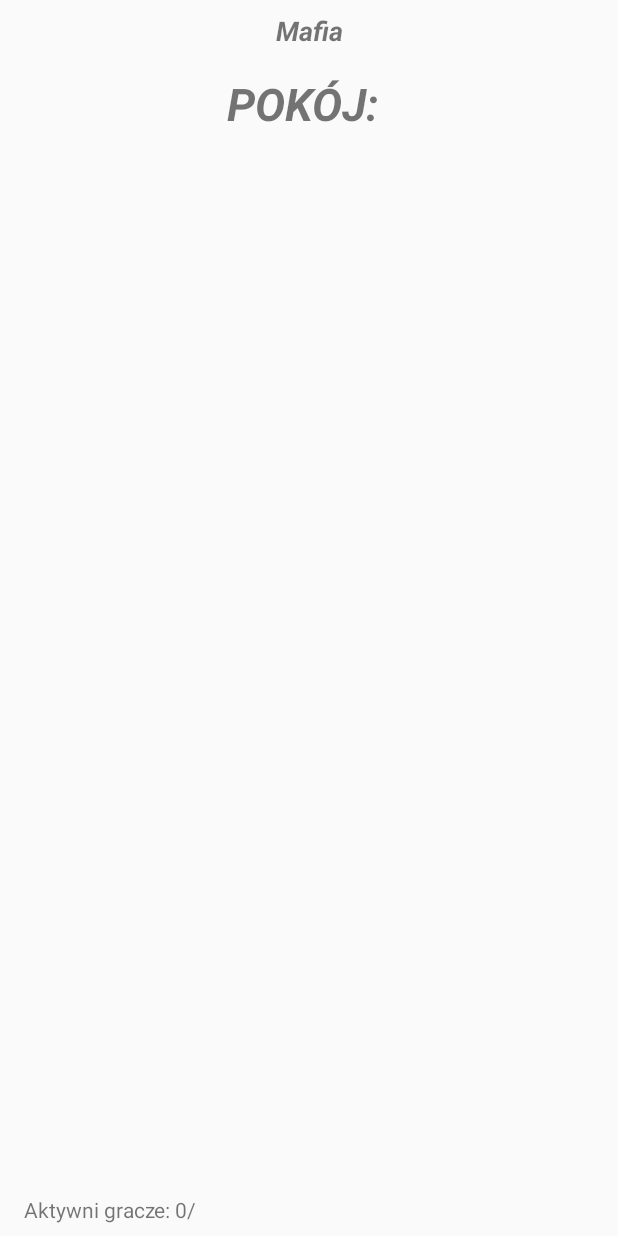
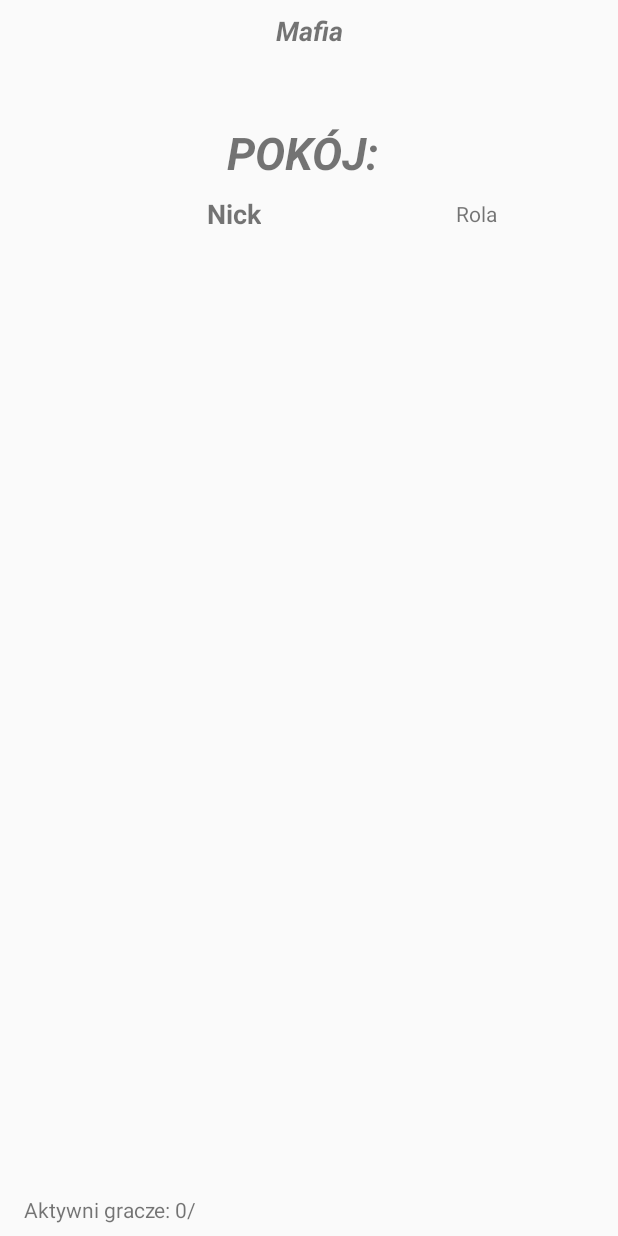
Before and after one commit to arekmaz/mafia, an Android app: the RoomControlActivity screen opened directly, with no data from a screen before it, on a phone screen of 412 x 824 dp. Run offline under Robolectric (Android 15) with nearby library versions, the phone set to English and light mode, and no system bars.

```diff
--- a/app/src/main/java/com/arekmaz/mafia/activities/RoomControlActivity.java
+++ b/app/src/main/java/com/arekmaz/mafia/activities/RoomControlActivity.java
@@ -78,7 +78,9 @@ public class RoomControlActivity extends BaseActivity {
                 public void onPlayerAdded(Player newPlayer) {
                     synchronized (RoomControlActivity.this) {
                         mPlayers.add(newPlayer);
-                        mPlayersAdapter.notifyDataSetChanged();
+                        runOnUiThread(() -> {
+                            mPlayersAdapter.notifyDataSetChanged();
+                        });
                         if (mPlayers.size() >= maxPlayersCount
                                 && mServerThread != null
                                 && !mServerThread.isInterrupted()) {
@@ -93,6 +95,7 @@ public class RoomControlActivity extends BaseActivity {
                 }
             }
         );
+        mServerThread.start();
     }
 
     private void setupRoomInfo() {
@@ -128,7 +131,7 @@ public class RoomControlActivity extends BaseActivity {
 
         mPlayersRv.setLayoutManager(new LinearLayoutManager(this));
 
-        mPlayersAdapter = new PlayerViewAdapter(mPlayers);
+        mPlayersAdapter = new PlayerViewAdapter(mPlayers, getResources());
 
         mPlayersRv.setAdapter(mPlayersAdapter);
     }
--- a/app/src/main/java/com/arekmaz/mafia/adapters/PlayerViewAdapter.java
+++ b/app/src/main/java/com/arekmaz/mafia/adapters/PlayerViewAdapter.java
@@ -1,5 +1,6 @@
 package com.arekmaz.mafia.adapters;
 
+import android.content.res.Resources;
 import android.view.LayoutInflater;
 import android.view.View;
 import android.view.ViewGroup;
@@ -15,11 +16,13 @@ import java.util.List;
 
 public class PlayerViewAdapter extends RecyclerView.Adapter<PlayerViewAdapter.PlayerViewHolder> {
 
+    private final Resources mResources;
     private List<Player> mPlayers;
 
 
-    public PlayerViewAdapter(List<Player> players) {
+    public PlayerViewAdapter(List<Player> players, Resources resources) {
         mPlayers = players;
+        mResources = resources;
     }
 
     @NonNull
@@ -55,7 +58,8 @@ public class PlayerViewAdapter extends RecyclerView.Adapter<PlayerViewAdapter.Pl
 
         public void bind(Player player) {
             mNickTv.setText(player.getNick().toUpperCase());
-            mRoleTv.setText(player.getRole().value);
+            String roleDisplayValue = mResources.getString(player.getRole().getDisplayStringId());
+            mRoleTv.setText(roleDisplayValue);
         }
     }
 }
--- a/app/src/main/res/layout/activity_room_control.xml
+++ b/app/src/main/res/layout/activity_room_control.xml
@@ -36,7 +36,40 @@
             app:layout_constraintEnd_toEndOf="parent"
             app:layout_constraintStart_toStartOf="parent"
             app:layout_constraintTop_toTopOf="parent" />
+        <androidx.constraintlayout.widget.ConstraintLayout
+            android:id="@+id/list_header_cl"
+            android:layout_width="match_parent"
+            android:layout_height="wrap_content"
+            app:layout_constraintTop_toBottomOf="@id/tv_room_name"
+            app:layout_constraintStart_toStartOf="parent"
+            app:layout_constraintEnd_toEndOf="parent"
+            >
 
+            <TextView
+                android:id="@+id/player_nick_tv"
+                android:layout_width="wrap_content"
+                android:layout_height="wrap_content"
+                android:layout_marginStart="8dp"
+                android:layout_marginTop="8dp"
+                android:layout_marginBottom="8dp"
+                android:textSize="18sp"
+                android:textStyle="bold"
+                android:text="@string/list_header_nick_label"
+                app:layout_constraintBottom_toBottomOf="parent"
+                app:layout_constraintEnd_toStartOf="@+id/player_role_tv"
+                app:layout_constraintStart_toStartOf="parent"
+                app:layout_constraintTop_toTopOf="parent" />
+
+            <TextView
+                android:id="@+id/player_role_tv"
+                android:layout_width="100dp"
+                android:layout_height="wrap_content"
+                android:layout_marginEnd="8dp"
+                android:text="@string/list_header_role_label"
+                app:layout_constraintBottom_toBottomOf="parent"
+                app:layout_constraintEnd_toEndOf="parent"
+                app:layout_constraintTop_toTopOf="parent" />
+        </androidx.constraintlayout.widget.ConstraintLayout>
         <androidx.recyclerview.widget.RecyclerView
             android:id="@+id/players_rv"
             android:layout_width="0dp"
@@ -45,7 +78,7 @@
             app:layout_constraintBottom_toTopOf="@+id/tv_room_info"
             app:layout_constraintEnd_toEndOf="parent"
             app:layout_constraintStart_toStartOf="parent"
-            app:layout_constraintTop_toBottomOf="@+id/tv_room_name" />
+            app:layout_constraintTop_toBottomOf="@+id/list_header_cl" />
 
         <TextView
             android:id="@+id/tv_room_info"
--- a/app/src/main/res/values/strings.xml
+++ b/app/src/main/res/values/strings.xml
@@ -17,4 +17,8 @@
     <string name="room_name_required_validation_message">Nazwa pokoju wymagana</string>
     <string name="room_population_not_numeric_validation_message">Liczba graczy musi składać się z samych cyfr</string>
     <string name="room_population_bounds_validation_message">Liczba graczy musi być pomiędzy %s, a %s</string>
+    <string name="mafia_role_label">Mafia</string>
+    <string name="citizen_role_label">Obywatel</string>
+    <string name="list_header_nick_label">Nick</string>
+    <string name="list_header_role_label">Rola</string>
 </resources>
```
Also changed, not shown: app/src/main/java/com/arekmaz/mafia/activities/ShowGameCharacter.java (+38 -1 lines), app/src/main/java/com/arekmaz/mafia/enums/Role.java (+30 -2 lines), app/src/main/java/com/arekmaz/mafia/network/Connector.java (+50 -6 lines).
